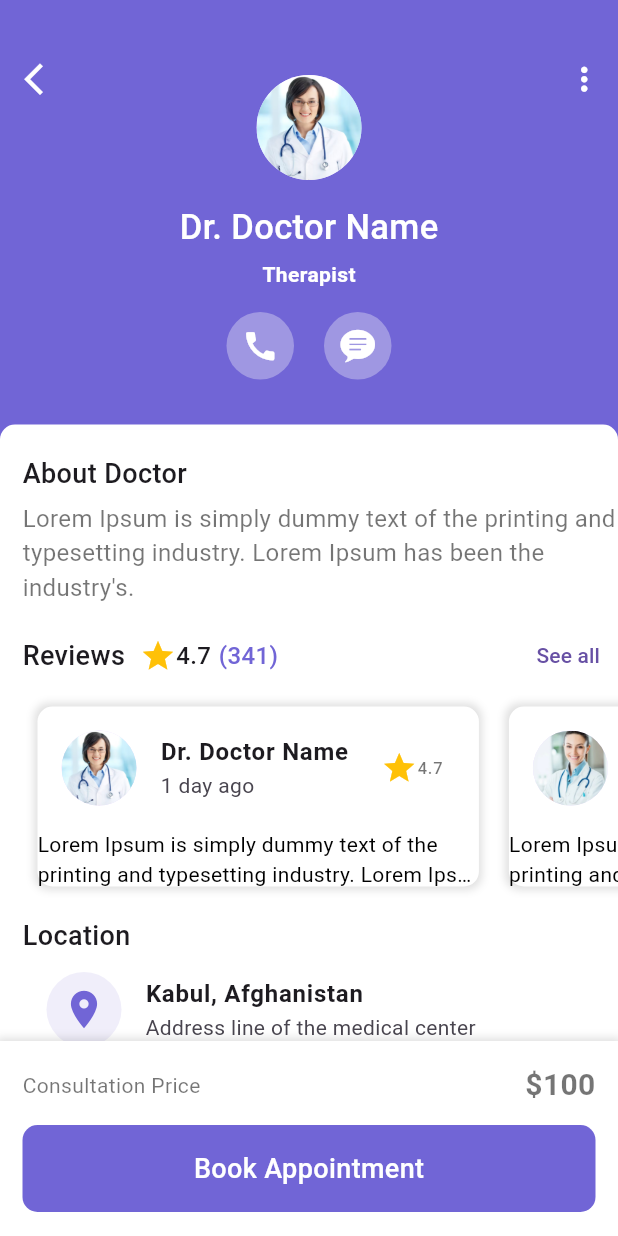
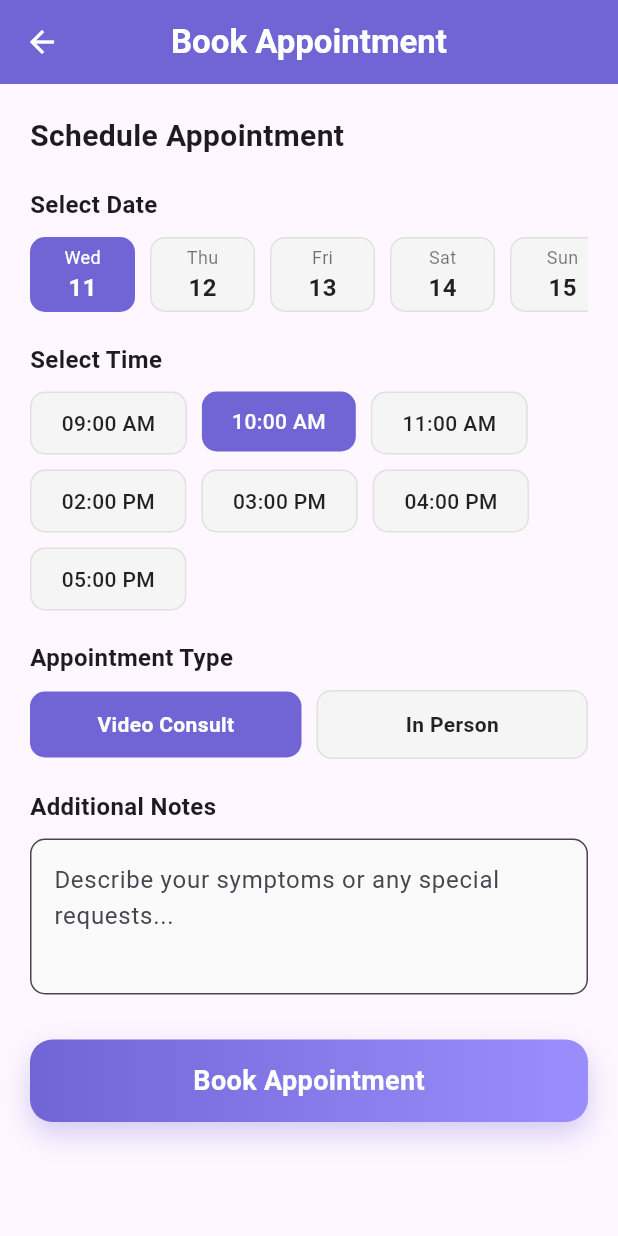
Before and after one commit to SardarHossaini/Medical-Health-App, a Flutter app: the AppointmentScreen screen opened directly, on a phone screen of 412 x 824 dp. Run offline on Flutter 3.47's test engine with Material 3 defaults, Android fonts, the phone set to English and light mode, and no system bars.

Commit message:
feat: redesign the appointment screen

```diff
--- a/lib/screen/appointment_screen.dart
+++ b/lib/screen/appointment_screen.dart
@@ -1,90 +1,78 @@
-import 'package:flutter/cupertino.dart';
 import 'package:flutter/material.dart';
 
-class AppointmentScreen extends StatelessWidget {
-  AppointmentScreen({super.key});
+class AppointmentScreen extends StatefulWidget {
+  final Map<String, dynamic>? doctorData;
 
-  List imgs = [
-    "assets/images/doctor1.jpg",
-    "assets/images/doctor2.jpg",
-    "assets/images/doctor3.jpg",
-    "assets/images/doctor4.jpg",
-  ];
+  const AppointmentScreen({super.key, this.doctorData});
 
+  @override
+  State<AppointmentScreen> createState() => _AppointmentScreenState();
+}
+
+class _AppointmentScreenState extends State<AppointmentScreen> {
   @override
   Widget build(BuildContext context) {
     return Scaffold(
+      appBar: AppBar(
+        title: Text("Book Appointment", style: TextStyle(fontWeight: FontWeight.bold)),
+        centerTitle: true,
         backgroundColor: Color(0xFF7165D6),
+        foregroundColor: Colors.white,
+        elevation: 0,
+      ),
       body: SingleChildScrollView(
+        child: Padding(
+          padding: const EdgeInsets.all(20),
           child: Column(
+            crossAxisAlignment: CrossAxisAlignment.start,
             children: [
-            SizedBox(height: 40),
-            Padding(
-              padding: const EdgeInsets.symmetric(horizontal: 10),
-              child: Stack(
-                children: [
-                  Row(
-                    mainAxisAlignment: MainAxisAlignment.spaceBetween,
-                    children: [
-                      InkWell(
-                        onTap: () {
-                          Navigator.pop(context);
-                        },
-                        child: Icon(Icons.arrow_back_ios_new, color: Colors.white, size: 25),
-                      ),
-                      InkWell(
-                        onTap: () {},
-                        child: Icon(Icons.more_vert, color: Colors.white, size: 25),
+              // Doctor info card
+              if (widget.doctorData != null) ...[
+                Container(
+                  padding: EdgeInsets.all(15),
+                  decoration: BoxDecoration(
+                    color: Colors.white,
+                    borderRadius: BorderRadius.circular(15),
+                    boxShadow: [
+                      BoxShadow(
+                        color: Colors.grey.withOpacity(0.1),
+                        blurRadius: 10,
+                        offset: Offset(0, 5),
                       ),
                     ],
                   ),
-                  Padding(
-                    padding: const EdgeInsets.symmetric(vertical: 10),
-                    child: Column(
-                      mainAxisAlignment: MainAxisAlignment.spaceEvenly,
+                  child: Row(
                     children: [
                       CircleAvatar(
                         radius: 35,
-                          backgroundImage: AssetImage("assets/images/doctor1.jpg"),
+                        backgroundImage: AssetImage(widget.doctorData!["image"]),
                       ),
-                        SizedBox(height: 15),
+                      SizedBox(width: 15),
+                      Expanded(
+                        child: Column(
+                          crossAxisAlignment: CrossAxisAlignment.start,
+                          children: [
                             Text(
-                          "Dr. Doctor Name",
-                          style: TextStyle(
-                            fontSize: 23,
-                            fontWeight: FontWeight.w500,
-                            color: Colors.white,
-                          ),
+                              widget.doctorData!["name"],
+                              style: TextStyle(fontSize: 18, fontWeight: FontWeight.bold),
                             ),
                             SizedBox(height: 5),
                             Text(
-                          "Therapist",
-                          style: TextStyle(color: Colors.white, fontWeight: FontWeight.bold),
+                              widget.doctorData!["specialty"],
+                              style: TextStyle(fontSize: 14, color: Colors.grey[600]),
                             ),
-                        SizedBox(height: 15),
+                            SizedBox(height: 5),
                             Row(
-                          mainAxisAlignment: MainAxisAlignment.center,
                               children: [
-                            Container(
-                              padding: EdgeInsets.all(10),
-                              decoration: BoxDecoration(
-                                color: Color(0xFF9F97E2),
-                                shape: BoxShape.circle,
+                                Icon(Icons.star, color: Colors.amber, size: 16),
+                                SizedBox(width: 5),
+                                Text(
+                                  "${widget.doctorData!["rating"]}",
+                                  style: TextStyle(fontWeight: FontWeight.w600),
                                 ),
-                              child: Icon(Icons.call, color: Colors.white, size: 25),
-                            ),
-                            SizedBox(width: 20),
-                            Container(
-                              padding: EdgeInsets.all(10),
-                              decoration: BoxDecoration(
-                                color: Color(0xFF9F97E2),
-                                shape: BoxShape.circle,
-                              ),
-                              child: Icon(
-                                CupertinoIcons.chat_bubble_text_fill,
-                                color: Colors.white,
-                                size: 25,
-                              ),
+                                Text(
+                                  "  •  ${widget.doctorData!["experience"]}",
+                                  style: TextStyle(color: Colors.grey[500], fontSize: 12),
                                 ),
                               ],
                             ),
@@ -94,161 +82,191 @@ class AppointmentScreen extends StatelessWidget {
                     ],
                   ),
                 ),
+                SizedBox(height: 25),
+              ],
+
+              // Appointment form
+              Text(
+                "Schedule Appointment",
+                style: TextStyle(fontSize: 20, fontWeight: FontWeight.bold),
+              ),
               SizedBox(height: 20),
+
+              // Date selection
+              Text("Select Date", style: TextStyle(fontSize: 16, fontWeight: FontWeight.w600)),
+              SizedBox(height: 10),
               Container(
-              height: MediaQuery.of(context).size.height / 1.5,
-              width: double.infinity,
-              padding: EdgeInsets.only(top: 20, left: 15),
+                height: 50,
+                child: ListView.builder(
+                  scrollDirection: Axis.horizontal,
+                  itemCount: 7,
+                  itemBuilder: (context, index) {
+                    DateTime date = DateTime.now().add(Duration(days: index));
+                    return Container(
+                      width: 70,
+                      margin: EdgeInsets.only(right: 10),
                       decoration: BoxDecoration(
-                color: Colors.white,
-                borderRadius: BorderRadius.only(
-                  topLeft: Radius.circular(10),
-                  topRight: Radius.circular(10),
+                        color: index == 0 ? Color(0xFF7165D6) : Colors.grey[100],
+                        borderRadius: BorderRadius.circular(10),
+                        border: index != 0 ? Border.all(color: Colors.grey[300]!) : null,
+                      ),
+                      child: Column(
+                        mainAxisAlignment: MainAxisAlignment.center,
+                        children: [
+                          Text(
+                            ["Mon", "Tue", "Wed", "Thu", "Fri", "Sat", "Sun"][date.weekday - 1],
+                            style: TextStyle(
+                              color: index == 0 ? Colors.white : Colors.black54,
+                              fontSize: 12,
                             ),
                           ),
-              child: Column(
-                crossAxisAlignment: CrossAxisAlignment.start,
-                mainAxisSize: MainAxisSize.min,
-                children: [
-                  Text("About Doctor", style: TextStyle(fontSize: 18, fontWeight: FontWeight.w500)),
-                  SizedBox(height: 5),
                           Text(
-                    "Lorem Ipsum is simply dummy text of the printing and typesetting industry. Lorem Ipsum has been the industry's.",
-                    style: TextStyle(fontSize: 16, color: Colors.black54),
-                  ),
-                  SizedBox(height: 10),
-                  Row(
-                    children: [
-                      Text("Reviews", style: TextStyle(fontSize: 18, fontWeight: FontWeight.w500)),
-                      SizedBox(width: 10),
-                      Icon(Icons.star, color: Colors.amber),
-                      Text("4.7", style: TextStyle(fontWeight: FontWeight.w500, fontSize: 16)),
-                      SizedBox(width: 5),
-                      Text(
-                        "(341)",
+                            date.day.toString(),
                             style: TextStyle(
-                          fontWeight: FontWeight.w500,
+                              color: index == 0 ? Colors.white : Colors.black87,
                               fontSize: 16,
-                          color: Color(0xFF7165D6),
+                              fontWeight: FontWeight.bold,
                             ),
                           ),
-                      Spacer(),
-                      TextButton(onPressed: () {}, child: Text("See all")),
                         ],
-                  ),
-                  SizedBox(
-                    height: 140,
-                    child: ListView.builder(
-                      scrollDirection: Axis.horizontal,
-                      itemCount: 4,
-                      itemBuilder: (context, index) {
-                        return Container(
-                          margin: EdgeInsets.all(10),
-                          padding: EdgeInsets.symmetric(vertical: 5),
-                          decoration: BoxDecoration(
-                            color: Colors.white,
-                            borderRadius: BorderRadius.circular(10),
-                            boxShadow: [
-                              BoxShadow(blurRadius: 4, spreadRadius: 2, color: Colors.black12),
-                            ],
-                          ),
-                          child: SizedBox(
-                            width: MediaQuery.of(context).size.width / 1.4,
-                            child: Column(
-                              children: [
-                                ListTile(
-                                  leading: CircleAvatar(
-                                    radius: 25,
-                                    backgroundImage: AssetImage(imgs[index]),
-                                  ),
-                                  title: Text(
-                                    "Dr. Doctor Name",
-                                    style: TextStyle(fontWeight: FontWeight.bold),
-                                  ),
-                                  subtitle: Text("1 day ago"),
-                                  trailing: Row(
-                                    mainAxisSize: MainAxisSize.min,
-                                    mainAxisAlignment: MainAxisAlignment.center,
-                                    children: [
-                                      Icon(Icons.star, color: Colors.amber),
-                                      Text("4.7", style: TextStyle(color: Colors.black54)),
-                                    ],
-                                  ),
-                                ),
-                                SizedBox(height: 5),
-                                Text(
-                                  maxLines: 2,
-                                  overflow: TextOverflow.ellipsis,
-                                  "Lorem Ipsum is simply dummy text of the printing and typesetting industry. Lorem Ipsum has been the industry's.",
-                                  style: TextStyle(color: Colors.black),
-                                ),
-                              ],
-                            ),
                       ),
                     );
                   },
                 ),
               ),
+
+              SizedBox(height: 20),
+
+              // Time selection
+              Text("Select Time", style: TextStyle(fontSize: 16, fontWeight: FontWeight.w600)),
               SizedBox(height: 10),
-                  Text("Location", style: TextStyle(fontSize: 18, fontWeight: FontWeight.w500)),
-                  ListTile(
-                    leading: Container(
-                      padding: EdgeInsets.all(10),
-                      decoration: BoxDecoration(color: Color(0xFFF0EEFA), shape: BoxShape.circle),
-                      child: Icon(Icons.location_on, color: Color(0xFF7165D6), size: 30),
+              Wrap(
+                spacing: 10,
+                runSpacing: 10,
+                children:
+                    [
+                      "09:00 AM",
+                      "10:00 AM",
+                      "11:00 AM",
+                      "02:00 PM",
+                      "03:00 PM",
+                      "04:00 PM",
+                      "05:00 PM",
+                    ].map((time) {
+                      return Container(
+                        padding: EdgeInsets.symmetric(horizontal: 20, vertical: 10),
+                        decoration: BoxDecoration(
+                          color: time == "10:00 AM" ? Color(0xFF7165D6) : Colors.grey[100],
+                          borderRadius: BorderRadius.circular(10),
+                          border: time != "10:00 AM" ? Border.all(color: Colors.grey[300]!) : null,
                         ),
-                    title: Text(
-                      "Kabul, Afghanistan",
-                      style: TextStyle(fontWeight: FontWeight.bold),
+                        child: Text(
+                          time,
+                          style: TextStyle(
+                            color: time == "10:00 AM" ? Colors.white : Colors.black87,
+                            fontWeight: FontWeight.w500,
                           ),
-                    subtitle: Text("Address line of the medical center"),
                         ),
-                ],
+                      );
+                    }).toList(),
+              ),
+
+              SizedBox(height: 20),
+
+              // Appointment type
+              Text("Appointment Type", style: TextStyle(fontSize: 16, fontWeight: FontWeight.w600)),
+              SizedBox(height: 10),
+              Row(
+                children: [
+                  Expanded(
+                    child: Container(
+                      padding: EdgeInsets.symmetric(vertical: 12),
+                      decoration: BoxDecoration(
+                        color: Color(0xFF7165D6),
+                        borderRadius: BorderRadius.circular(10),
+                      ),
+                      child: Center(
+                        child: Text(
+                          "Video Consult",
+                          style: TextStyle(color: Colors.white, fontWeight: FontWeight.w600),
+                        ),
+                      ),
+                    ),
+                  ),
+                  SizedBox(width: 10),
+                  Expanded(
+                    child: Container(
+                      padding: EdgeInsets.symmetric(vertical: 12),
+                      decoration: BoxDecoration(
+                        color: Colors.grey[100],
+                        borderRadius: BorderRadius.circular(10),
+                        border: Border.all(color: Colors.grey[300]!),
+                      ),
+                      child: Center(
+                        child: Text(
+                          "In Person",
+                          style: TextStyle(color: Colors.black87, fontWeight: FontWeight.w600),
+                        ),
+                      ),
                     ),
                   ),
                 ],
               ),
+
+              SizedBox(height: 20),
+
+              // Notes field
+              Text("Additional Notes", style: TextStyle(fontSize: 16, fontWeight: FontWeight.w600)),
+              SizedBox(height: 10),
+              TextField(
+                maxLines: 3,
+                decoration: InputDecoration(
+                  hintText: "Describe your symptoms or any special requests...",
+                  border: OutlineInputBorder(borderRadius: BorderRadius.circular(10)),
+                  filled: true,
+                  fillColor: Colors.grey[50],
                 ),
-      bottomNavigationBar: Container(
-        padding: EdgeInsets.all(15),
-        height: 130,
+              ),
+
+              SizedBox(height: 30),
+
+              // Book button
+              Container(
+                width: double.infinity,
+                height: 55,
                 decoration: BoxDecoration(
-          color: Colors.white,
-          boxShadow: [BoxShadow(color: Colors.black12, spreadRadius: 2, blurRadius: 4)],
-        ),
-        child: Column(
-          children: [
-            Row(
-              mainAxisAlignment: MainAxisAlignment.spaceBetween,
-              children: [
-                Text("Consultation Price", style: TextStyle(color: Colors.black54)),
-                Text(
-                  "\$100",
-                  style: TextStyle(
-                    color: Colors.black54,
-                    fontSize: 20,
-                    fontWeight: FontWeight.bold,
-                  ),
+                  gradient: LinearGradient(colors: [Color(0xFF7165D6), Color(0xFF9B8EFC)]),
+                  borderRadius: BorderRadius.circular(15),
+                  boxShadow: [
+                    BoxShadow(
+                      color: Color(0xFF7165D6).withOpacity(0.3),
+                      blurRadius: 15,
+                      offset: Offset(0, 8),
                     ),
                   ],
                 ),
-            SizedBox(height: 12),
-            InkWell(
-              onTap: () {},
-              child: Container(
-                padding: EdgeInsets.symmetric(vertical: 16),
-                width: MediaQuery.of(context).size.width,
-                decoration: BoxDecoration(
-                  borderRadius: BorderRadius.circular(10),
-                  color: Color(0xFF7165D6),
+                child: Material(
+                  color: Colors.transparent,
+                  child: InkWell(
+                    onTap: () {
+                      // Show success message
+                      ScaffoldMessenger.of(context).showSnackBar(
+                        SnackBar(
+                          content: Text("Appointment booked successfully!"),
+                          backgroundColor: Colors.green,
                         ),
+                      );
+                      Navigator.pop(context);
+                    },
+                    borderRadius: BorderRadius.circular(15),
                     child: Center(
                       child: Text(
                         "Book Appointment",
                         style: TextStyle(
                           color: Colors.white,
                           fontSize: 18,
-                      fontWeight: FontWeight.w500,
+                          fontWeight: FontWeight.w600,
+                        ),
                       ),
                     ),
                   ),
@@ -257,6 +275,7 @@ class AppointmentScreen extends StatelessWidget {
             ],
           ),
         ),
+      ),
     );
   }
 }
```
Lines whose indentation alone changed are shown as unchanged.
